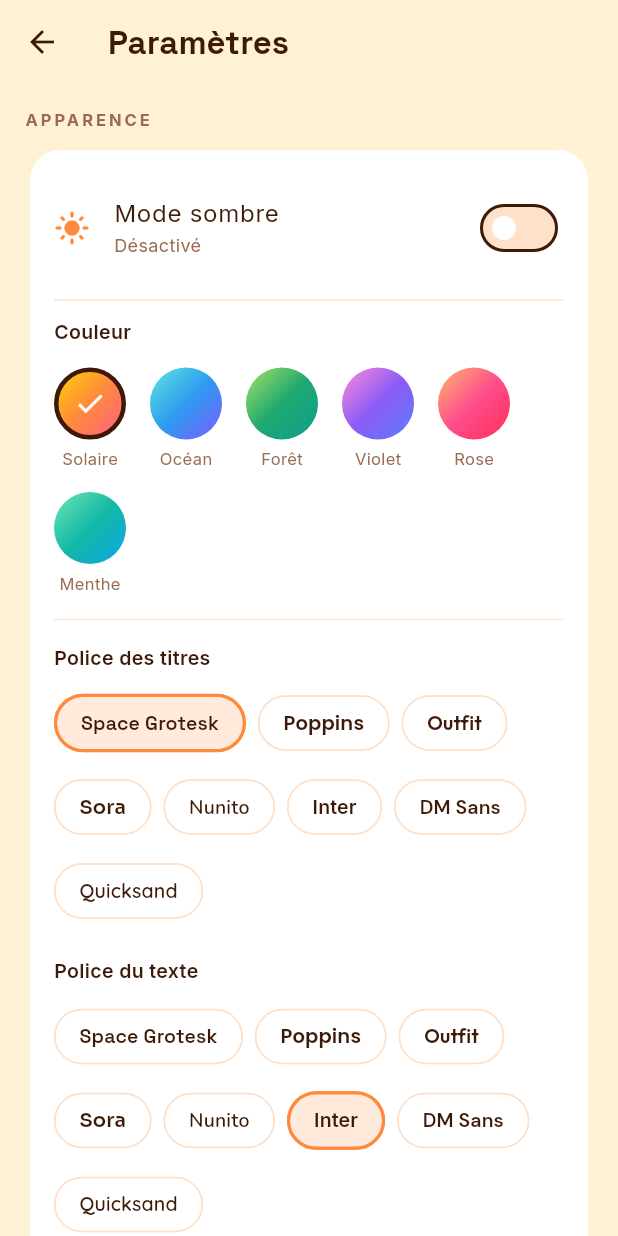
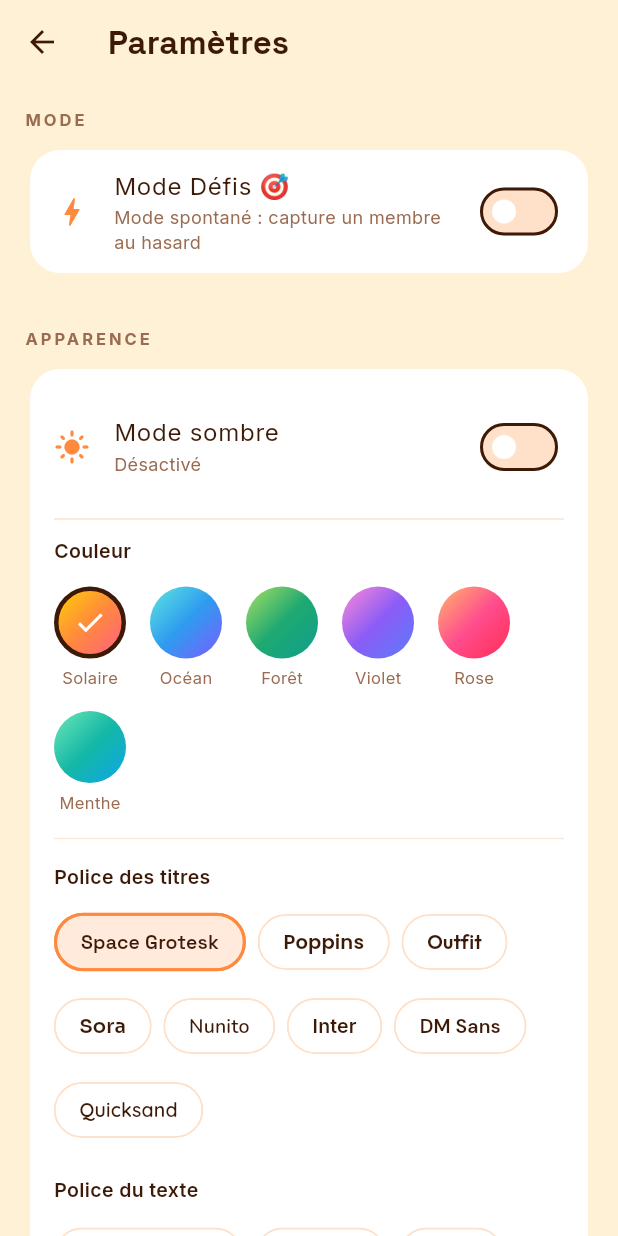
Before and after one commit to t-sdz/Vershoq, a Flutter app: the SettingsScreen screen opened directly, on a phone screen of 412 x 824 dp. Run offline on Flutter 3.47's test engine with Material 3 defaults, Android fonts, the phone set to English and light mode, and no system bars; our stand-ins replace camera, cloud_firestore, firebase_auth, firebase_core, flutter_image_compress, flutter_local_notifications and 5 more; missing offline and left inert: gal; accounts and stored records are empty; generated files the repository leaves out were written again; network calls fail.

Commit message:
Ajoute le mode Défis (challenges avec chrono)
- ChallengeService : banque de défis avec {name} + persistance du mode
  (spontané / défis)
- Paramètres : section « Mode » avec bascule Mode Défis 🎯
- Notifications : en mode Défis, chaque notif propose un défi tiré au
  sort avec un membre (ex : « prends X sans qu'il s'en rende compte »),
  affiché en multi-lignes, avec le chrono ; payload encode prénom + défi
- Caméra : affiche le défi en en-tête (au lieu du simple prénom)
- Le défi est stocké avec la photo (champ challenge) et affiché dans le
  feed sous le nom
- main.dart décode le payload (prénom + défi) pour ouvrir la caméra

https://claude.ai/code/session_01CJYTBAGPiu2ycUUP3fmnEs

```diff
--- a/lib/screens/settings_screen.dart
+++ b/lib/screens/settings_screen.dart
@@ -2,6 +2,7 @@ import 'package:flutter/material.dart';
 import 'package:google_fonts/google_fonts.dart';
 import 'package:shared_preferences/shared_preferences.dart';
 
+import '../services/challenge_service.dart';
 import '../services/names_service.dart';
 import '../services/notification_service.dart';
 import '../services/theme_service.dart';
@@ -28,6 +29,9 @@ class _SettingsScreenState extends State<SettingsScreen> {
   bool _countdownEnabled = false;
   int _countdownSeconds = 15;
 
+  // Mode
+  bool _challengeMode = false;
+
   bool _loading = true;
 
   @override
@@ -39,9 +43,11 @@ class _SettingsScreenState extends State<SettingsScreen> {
   Future<void> _load() async {
     final prefs = await SharedPreferences.getInstance();
     final names = await NamesService.getNames();
+    final challengeMode = await ChallengeService.isChallengeMode();
     if (mounted) {
       setState(() {
         _names = names;
+        _challengeMode = challengeMode;
         _timeLimitEnabled = prefs.getBool('notif_time_limit_enabled') ?? true;
         _startHour = prefs.getInt('notif_start_hour') ?? 9;
         _endHour = prefs.getInt('notif_end_hour') ?? 21;
@@ -143,6 +149,10 @@ class _SettingsScreenState extends State<SettingsScreen> {
       body: ListView(
         padding: const EdgeInsets.all(16),
         children: [
+          _SectionTitle('Mode'),
+          const SizedBox(height: 8),
+          _buildModeCard(),
+          const SizedBox(height: 32),
           _SectionTitle('Apparence'),
           const SizedBox(height: 8),
           _buildAppearanceCard(),
@@ -189,6 +199,46 @@ class _SettingsScreenState extends State<SettingsScreen> {
           ),
           const SizedBox(height: 32),
         ],
+      ),
+    );
+  }
+
+  Widget _buildModeCard() {
+    return Card(
+      color: VTheme.surface,
+      elevation: 0,
+      shape: RoundedRectangleBorder(borderRadius: BorderRadius.circular(20)),
+      child: Padding(
+        padding: const EdgeInsets.symmetric(horizontal: 16, vertical: 4),
+        child: SwitchListTile(
+          contentPadding: EdgeInsets.zero,
+          secondary: Icon(
+              _challengeMode ? Icons.emoji_events_outlined : Icons.bolt,
+              color: VTheme.orange),
+          title: Text('Mode Défis 🎯',
+              style: TextStyle(color: VTheme.warmDark)),
+          subtitle: Text(
+            _challengeMode
+                ? 'Les notifs proposent des défis avec un membre + le chrono'
+                : 'Mode spontané : capture un membre au hasard',
+            style: TextStyle(color: VTheme.warmMuted, fontSize: 12),
+          ),
+          value: _challengeMode,
+          activeColor: VTheme.orange,
+          onChanged: (v) async {
+            setState(() => _challengeMode = v);
+            await ChallengeService.setChallengeMode(v);
+            await NotificationService.cancelAll();
+            await NotificationService.scheduleRandom();
+            if (mounted) {
+              ScaffoldMessenger.of(context).showSnackBar(
+                SnackBar(
+                    content: Text(
+                        v ? 'Mode Défis activé 🎯' : 'Mode spontané activé')),
+              );
+            }
+          },
+        ),
       ),
     );
   }
--- /dev/null
+++ b/lib/services/challenge_service.dart
@@ -0,0 +1,42 @@
+import 'dart:math';
+
+import 'package:shared_preferences/shared_preferences.dart';
+
+/// Gère le mode de l'app (spontané / défis) et la banque de défis.
+class ChallengeService {
+  static const _modeKey = 'app_mode'; // 'normal' | 'challenge'
+
+  /// Défis avec un emplacement {name} remplacé par un membre du groupe.
+  static const templates = <String>[
+    'Prends {name} en photo sans qu\'il/elle s\'en rende compte 🤫',
+    'Fais le porté de Dirty Dancing avec {name} 🕺',
+    'Selfie avec {name} en train de faire une grimace 😜',
+    'Imite {name} sur la photo 🎭',
+    'Prends {name} en pleine action 📸',
+    'Fais un cœur avec les mains avec {name} 💛',
+    'Prends {name} dans une pose de super-héros 🦸',
+    'Le selfie le plus moche possible avec {name} 🤪',
+    'Surprends {name} et capture l\'instant 😲',
+    'Photo façon paparazzi de {name} 📷',
+    'Prends {name} en plein fou rire 😂',
+    'Recrée une pub de parfum avec {name} 💫',
+    'Photo dos à dos façon film d\'action avec {name} 🎬',
+    'Fais un high five avec {name} en pleine photo ✋',
+  ];
+
+  static Future<bool> isChallengeMode() async {
+    final prefs = await SharedPreferences.getInstance();
+    return (prefs.getString(_modeKey) ?? 'normal') == 'challenge';
+  }
+
+  static Future<void> setChallengeMode(bool on) async {
+    final prefs = await SharedPreferences.getInstance();
+    await prefs.setString(_modeKey, on ? 'challenge' : 'normal');
+  }
+
+  /// Construit un défi aléatoire pour [name].
+  static String randomChallenge(String name, Random random) {
+    final t = templates[random.nextInt(templates.length)];
+    return t.replaceAll('{name}', name);
+  }
+}
--- a/lib/services/group_photo_service.dart
+++ b/lib/services/group_photo_service.dart
@@ -23,6 +23,7 @@ class GroupPhotoService {
     required String personName,
     required String uploaderUsername,
     required String uploaderEmail,
+    String? challenge,
   }) async {
     // Compress to max 720px wide, quality 60 → typically 30-80 KB
     final compressed = await FlutterImageCompress.compressWithFile(
@@ -43,6 +44,7 @@ class GroupPhotoService {
       'uploaderEmail': uploaderEmail,
       'imageBase64': base64str,
       'timestamp': DateTime.now().toIso8601String(),
+      if (challenge != null && challenge.isNotEmpty) 'challenge': challenge,
     });
   }
 
--- a/lib/services/storage_service.dart
+++ b/lib/services/storage_service.dart
@@ -42,7 +42,8 @@ class StorageService {
   }
 
   /// Uploads the photo to the shared group gallery. Returns true on success.
-  static Future<bool> uploadToGroup(File file, String personName) async {
+  static Future<bool> uploadToGroup(File file, String personName,
+      {String? challenge}) async {
     try {
       final group = await GroupService.getCurrentGroup();
       final user = await GroupService.getCurrentUser();
@@ -53,6 +54,7 @@ class StorageService {
         personName: personName,
         uploaderUsername: user.username,
         uploaderEmail: user.email,
+        challenge: challenge,
       );
       return true;
     } catch (e) {
```
Also changed, not shown: lib/main.dart (+13 -3 lines), lib/models/group_photo_entry.dart (+8 -0 lines), lib/screens/camera_screen.dart (+17 -7 lines), lib/screens/feed_screen.dart (+10 -0 lines), lib/services/notification_service.dart (+25 -4 lines).
